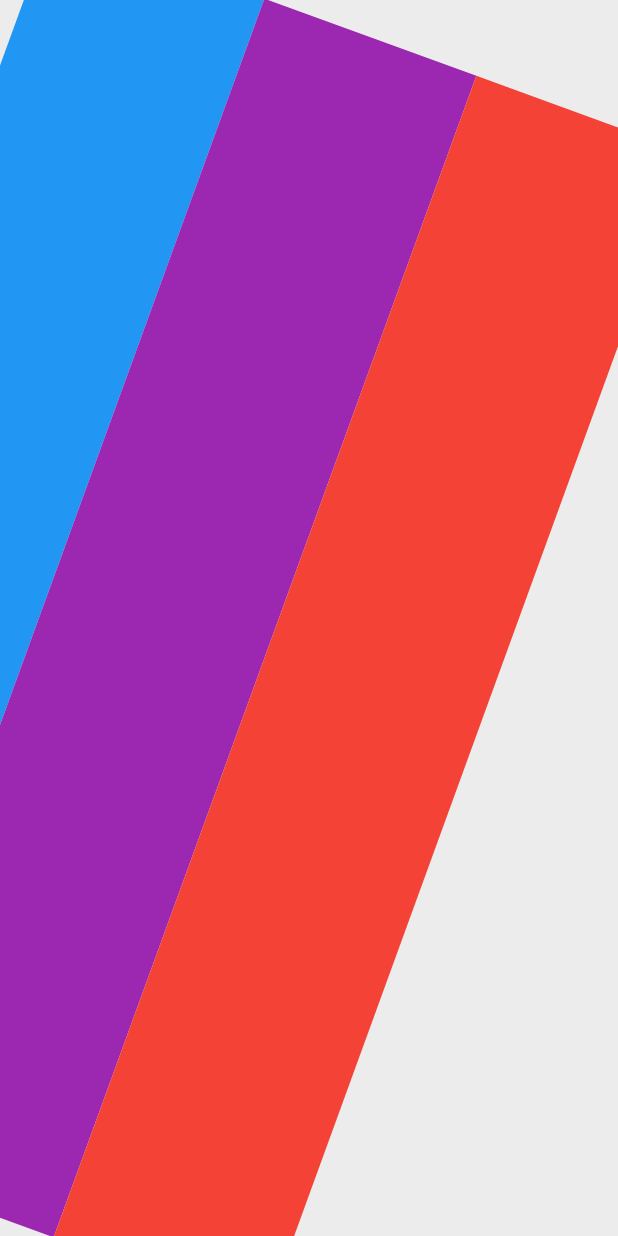
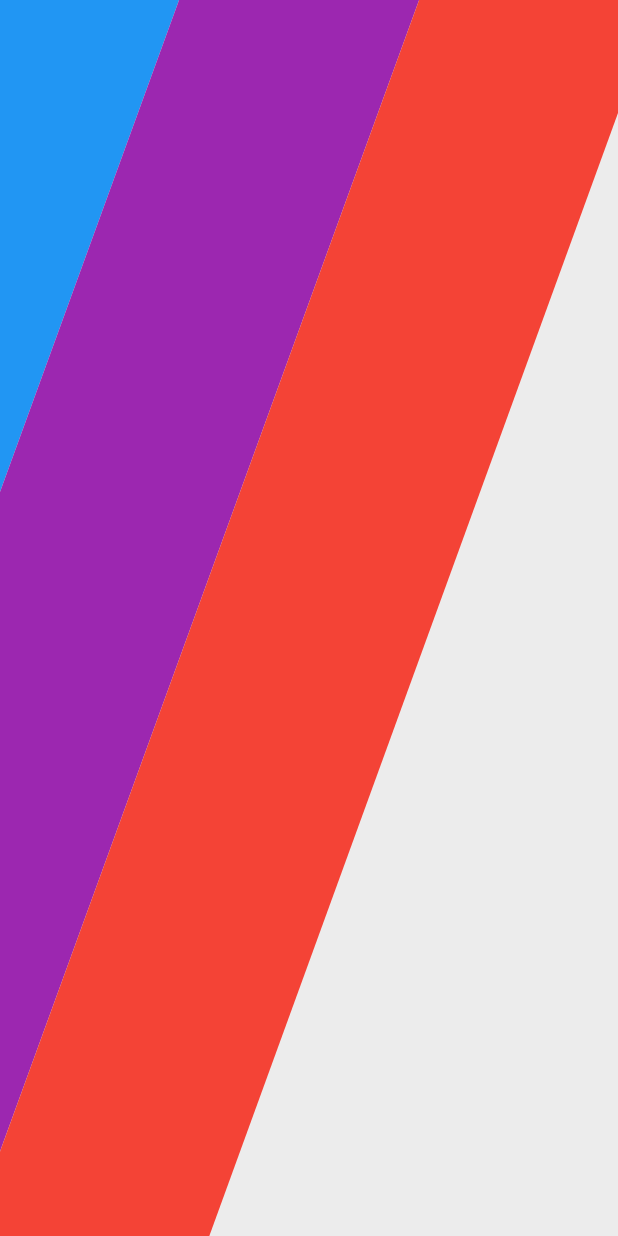
Before and after one commit to snapy1/bimmer-wheels, a Flutter app: the HomescreenPage screen opened directly, on a phone screen of 412 x 824 dp. Run offline on Flutter 3.47's test engine with Material 3 defaults, Android fonts, the phone set to English and light mode, and no system bars.

Commit message:
banner offset perfect. no more whites in the TL corner

```diff
--- a/lib/pages/homescreen_page.dart
+++ b/lib/pages/homescreen_page.dart
@@ -18,9 +18,10 @@ class _HomescreenPageState extends State<HomescreenPage> {
 
   Widget _buildMStripeBanner(BuildContext context) {
     final bannerHeight = screenHeight(context);
-    final stripeWidth = screenWidth(context) * 0.365;
-    final stripeHeight = bannerHeight * 1.55;
-    final horizontalBannerOffset = -100.0;
+    final bannerWidth = screenWidth(context);
+    final stripeWidth = bannerWidth * 0.365;
+    final stripeHeight = bannerHeight * 3.0;
+    final horizontalBannerOffset = -bannerWidth * 0.38;
     // final stripeHeight = bannerHeight * 2;
 
     return SizedBox(
@@ -30,9 +31,16 @@ class _HomescreenPageState extends State<HomescreenPage> {
           child: Transform.translate(
             offset: Offset(horizontalBannerOffset, 0),
             child: SizedBox(
-              width: screenWidth(context),
-              height: screenHeight(context),
+              width: bannerWidth,
+              height: bannerHeight,
+              child: OverflowBox(
+                minWidth: bannerWidth,
+                maxWidth: bannerWidth,
+                minHeight: stripeHeight,
+                maxHeight: stripeHeight,
+                alignment: Alignment.center,
                 child: Stack(
+                  clipBehavior: Clip.none,
                   alignment: Alignment.center,
                   children: [
                     _buildStripe(
@@ -57,6 +65,7 @@ class _HomescreenPageState extends State<HomescreenPage> {
                       degrees: 20,
                     ),
                   ],
+                ),
               ),
             ),
           ),
```
Lines whose indentation alone changed are shown as unchanged.
